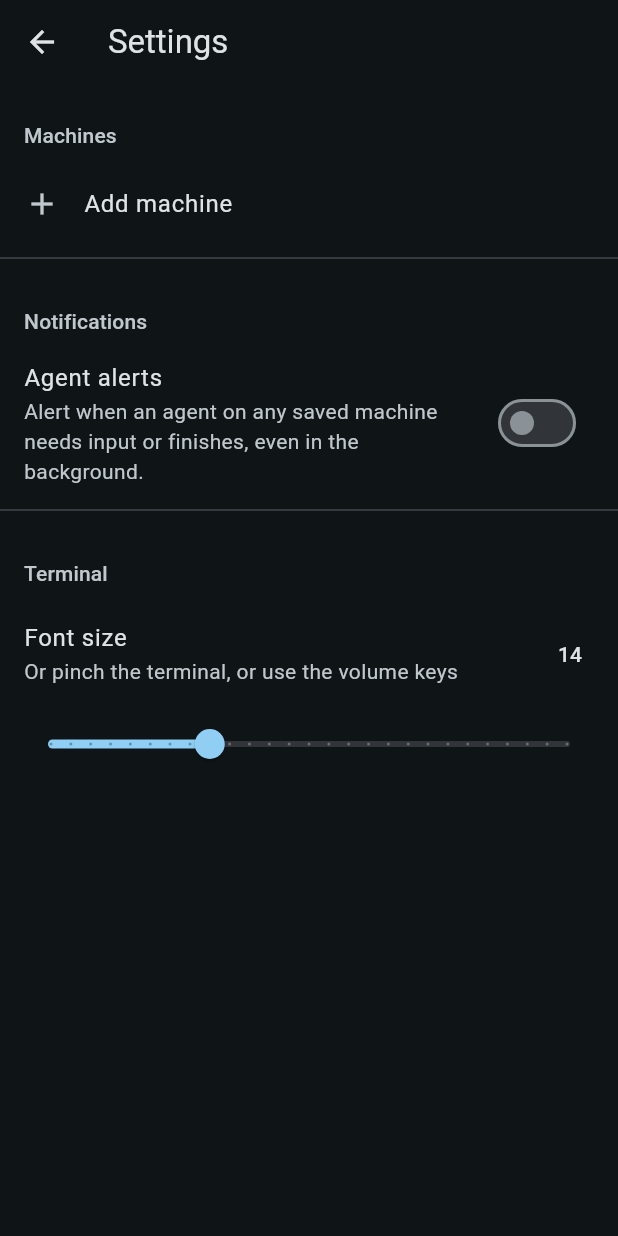
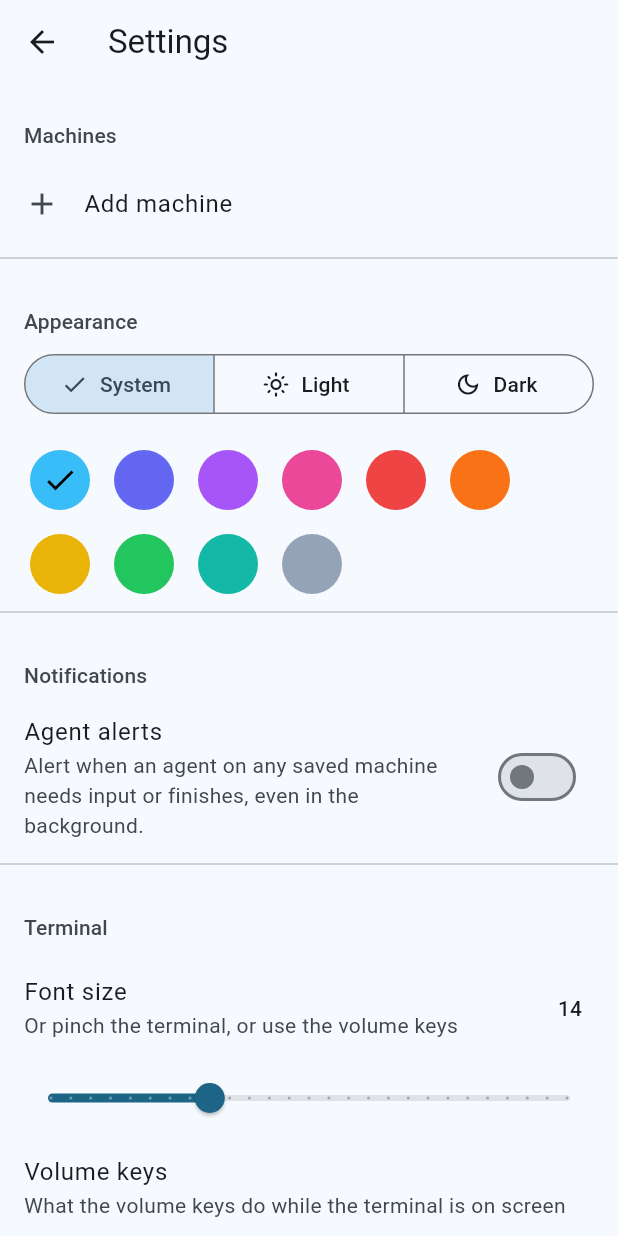
Before and after one commit to XicuM/herdr-mobile, a Flutter app: the TerminalScreen screen opened directly with empty values, in the side drawer, after a tap on the "keyboard" icon, on a phone screen of 412 x 824 dp. Run offline on Flutter 3.47's test engine with Material 3 defaults, Android fonts, the phone set to English and light mode, and no system bars; our stand-ins replace shared_preferences; missing offline and left inert: xterm; accounts and stored records are empty; statements that could not run were skipped.

Commit message:
Light/dark theme and accent colour, volume keys as arrows
Settings picks light/dark/system and an accent colour for the Material
scheme, and what the volume keys do: font size, ↑/↓, or system volume.
The agents button hides while the control keys show.

Co-Authored-By: Claude Opus 5.5 (1M context) <noreply@anthropic.com>

```diff
--- a/app/lib/main.dart
+++ b/app/lib/main.dart
@@ -10,7 +10,11 @@ void main() async {
 
   final client = HerdrClientService();
   client.setFontSize(prefs.getDouble('terminal_font_size') ?? 14);
+  final seed = prefs.getInt('theme_seed');
+  if (seed != null) client.setSeed(Color(seed));
+  client.setBrightness(Brightness.values.asNameMap()[prefs.getString('theme_mode')]);
   client.setKeyBar(prefs.getBool('show_keys') ?? false);
+  client.setVolumeKeys(VolumeKeys.values.asNameMap()[prefs.getString('volume_keys')] ?? VolumeKeys.fontSize);
   client.setMutedPanes(prefs.getStringList('muted_panes') ?? []);
   client.setMachines(
     prefs.getStringList('herdr_machines') ?? [],
@@ -34,17 +38,27 @@ class HerdrMobileApp extends StatelessWidget {
 
   @override
   Widget build(BuildContext context) {
-    final scheme = ColorScheme.fromSeed(seedColor: const Color(0xFF38BDF8), brightness: Brightness.dark);
-    return MaterialApp(
-      title: 'Herdr Mobile',
-      debugShowCheckedModeBanner: false,
-      // Material 3 throughout: colors come from the scheme's roles and text from its type scale. Only the
-      // terminal uses the mono font.
-      theme: ThemeData(
-        colorScheme: scheme,
-        bottomSheetTheme: const BottomSheetThemeData(showDragHandle: true),
+    // Material 3 throughout: colors come from the scheme's roles and text from its type scale. Only the
+    // terminal uses the mono font.
+    ThemeData theme(Brightness brightness) => ThemeData(
+          colorScheme: ColorScheme.fromSeed(seedColor: client.seed, brightness: brightness),
+          bottomSheetTheme: const BottomSheetThemeData(showDragHandle: true),
+        );
+    return ListenableBuilder(
+      listenable: client,
+      builder: (_, home) => MaterialApp(
+        title: 'Herdr Mobile',
+        debugShowCheckedModeBanner: false,
+        theme: theme(Brightness.light),
+        darkTheme: theme(Brightness.dark),
+        themeMode: switch (client.brightness) {
+          Brightness.light => ThemeMode.light,
+          Brightness.dark => ThemeMode.dark,
+          null => ThemeMode.system,
+        },
+        home: home,
       ),
-      home: TerminalScreen(client: client),
+      child: TerminalScreen(client: client),
     );
   }
 }
--- a/app/lib/services/herdr_client.dart
+++ b/app/lib/services/herdr_client.dart
@@ -7,6 +7,9 @@ import 'package:web_socket_channel/web_socket_channel.dart';
 import 'package:http/http.dart' as http;
 import 'package:shared_preferences/shared_preferences.dart';
 import '../models/session.dart';
+
+/// What the volume keys do on the terminal screen; [volume] leaves them to the system.
+enum VolumeKeys { fontSize, arrows, volume }
 
 /// One machine's `/ws/session` link, its last snapshot, and the pane last viewed on it.
 class _Conn {
@@ -28,6 +31,8 @@ class HerdrClientService extends ChangeNotifier {
   String _host = '127.0.0.1';
   int _port = 7788;
   double _fontSize = 14;
+  Color _seed = const Color(0xFF38BDF8);
+  Brightness? _brightness;
   List<String> _machines = [];
   Map<String, String> _names = {};
 
@@ -38,6 +43,7 @@ class HerdrClientService extends ChangeNotifier {
   /// Panes that never raise an alert, as `host:port/pane_id`.
   Set<String> _muted = {};
   bool _keyBar = false;
+  VolumeKeys _volumeKeys = VolumeKeys.fontSize;
   bool _started = false;
   bool _disposed = false;
   final _conns = <String, _Conn>{};
@@ -76,6 +82,12 @@ class HerdrClientService extends ChangeNotifier {
   String? get selectedPaneId => _conns[machine]?.selectedPaneId;
   PaneModel? get selectedPane => snapshot?.panes.where((p) => p.id == selectedPaneId).firstOrNull;
   double get fontSize => _fontSize;
+
+  /// The app's accent colour, the seed of its Material colour scheme.
+  Color get seed => _seed;
+
+  /// Light or dark; null follows the system.
+  Brightness? get brightness => _brightness;
 
   bool isConnected(String m) => _conns[m]?.connected ?? false;
 
@@ -136,6 +148,14 @@ class HerdrClientService extends ChangeNotifier {
   void setKeyBar(bool on) {
     _keyBar = on;
     SharedPreferences.getInstance().then((p) => p.setBool('show_keys', on));
+    notifyListeners();
+  }
+
+  VolumeKeys get volumeKeys => _volumeKeys;
+
+  void setVolumeKeys(VolumeKeys v) {
+    _volumeKeys = v;
+    SharedPreferences.getInstance().then((p) => p.setString('volume_keys', v.name));
     notifyListeners();
   }
 
@@ -234,6 +254,19 @@ class HerdrClientService extends ChangeNotifier {
     _fontSize = clamped;
     notifyListeners();
     SharedPreferences.getInstance().then((p) => p.setDouble('terminal_font_size', clamped));
+  }
+
+  void setSeed(Color seed) {
+    _seed = seed;
+    notifyListeners();
+    SharedPreferences.getInstance().then((p) => p.setInt('theme_seed', seed.value));
+  }
+
+  void setBrightness(Brightness? brightness) {
+    _brightness = brightness;
+    notifyListeners();
+    SharedPreferences.getInstance()
+        .then((p) => brightness == null ? p.remove('theme_mode') : p.setString('theme_mode', brightness.name));
   }
 
   void _setActive(String host, int port) {
--- a/app/lib/ui/screens/settings_screen.dart
+++ b/app/lib/ui/screens/settings_screen.dart
@@ -12,6 +12,20 @@ class SettingsScreen extends StatefulWidget {
 }
 
 class _SettingsScreenState extends State<SettingsScreen> {
+  /// Accent colours to pick from; the first is the default.
+  static const _seeds = [
+    Color(0xFF38BDF8), // sky
+    Color(0xFF6366F1), // indigo
+    Color(0xFFA855F7), // purple
+    Color(0xFFEC4899), // pink
+    Color(0xFFEF4444), // red
+    Color(0xFFF97316), // orange
+    Color(0xFFEAB308), // yellow
+    Color(0xFF22C55E), // green
+    Color(0xFF14B8A6), // teal
+    Color(0xFF94A3B8), // slate
+  ];
+
   /// Takes `host`, `host:port`, an IPv6 address (bare or `[addr]:port`) or a pasted URL; the port defaults
   /// to the bridge's 7788. An IPv6 host keeps its brackets, which `host:port` URLs need.
   static (String, int) _parseAddress(String text) {
@@ -119,6 +133,35 @@ class _SettingsScreenState extends State<SettingsScreen> {
             onTap: _machineDialog,
           ),
           const Divider(),
+          section('Appearance'),
+          Padding(
+            padding: const EdgeInsets.symmetric(horizontal: 16),
+            child: SegmentedButton<Brightness?>(
+              segments: const [
+                ButtonSegment(value: null, label: Text('System'), icon: Icon(Icons.brightness_auto_outlined)),
+                ButtonSegment(value: Brightness.light, label: Text('Light'), icon: Icon(Icons.light_mode_outlined)),
+                ButtonSegment(value: Brightness.dark, label: Text('Dark'), icon: Icon(Icons.dark_mode_outlined)),
+              ],
+              selected: {client.brightness},
+              onSelectionChanged: (s) => setState(() => client.setBrightness(s.first)),
+            ),
+          ),
+          Padding(
+            padding: const EdgeInsets.fromLTRB(16, 16, 16, 0),
+            child: Wrap(
+              spacing: 8,
+              runSpacing: 8,
+              children: [
+                for (final color in _seeds)
+                  IconButton.filled(
+                    style: IconButton.styleFrom(backgroundColor: color),
+                    icon: Icon(Icons.check, color: color == client.seed ? Colors.black : Colors.transparent),
+                    onPressed: () => setState(() => client.setSeed(color)),
+                  ),
+              ],
+            ),
+          ),
+          const Divider(),
           section('Notifications'),
           SwitchListTile(
             title: const Text('Agent alerts'),
@@ -131,7 +174,9 @@ class _SettingsScreenState extends State<SettingsScreen> {
           section('Terminal'),
           ListTile(
             title: const Text('Font size'),
-            subtitle: const Text('Or pinch the terminal, or use the volume keys'),
+            subtitle: Text(client.volumeKeys == VolumeKeys.fontSize
+                ? 'Or pinch the terminal, or use the volume keys'
+                : 'Or pinch the terminal'),
             trailing: Text('${client.fontSize.round()}', style: Theme.of(context).textTheme.labelLarge),
           ),
           Padding(
@@ -145,6 +190,23 @@ class _SettingsScreenState extends State<SettingsScreen> {
               onChanged: (v) => setState(() => client.setFontSize(v)),
             ),
           ),
+          const ListTile(
+            title: Text('Volume keys'),
+            subtitle: Text('What the volume keys do while the terminal is on screen'),
+          ),
+          Padding(
+            padding: const EdgeInsets.symmetric(horizontal: 16),
+            child: SegmentedButton<VolumeKeys>(
+              segments: const [
+                ButtonSegment(value: VolumeKeys.fontSize, label: Text('Font size'), icon: Icon(Icons.text_fields)),
+                ButtonSegment(value: VolumeKeys.arrows, label: Text('↑ / ↓'), icon: Icon(Icons.unfold_more)),
+                ButtonSegment(value: VolumeKeys.volume, label: Text('Volume'), icon: Icon(Icons.volume_up_outlined)),
+              ],
+              selected: {client.volumeKeys},
+              onSelectionChanged: (s) => setState(() => client.setVolumeKeys(s.first)),
+            ),
+          ),
+          const SizedBox(height: 16),
         ],
       ),
     );
--- a/app/lib/ui/screens/terminal_screen.dart
+++ b/app/lib/ui/screens/terminal_screen.dart
@@ -112,7 +112,7 @@ class _TerminalScreenState extends State<TerminalScreen> with SingleTickerProvid
                   'the top bar; long-press one to rename or close it. Swipe the message bar sideways to go from '
                   'agent to agent. The circle right of the message box lists every agent. Type messages '
                   'in the box at the bottom, with autocorrect and voice; the history button brings back earlier '
-                  'ones. Pinch or use the volume keys to change the font size.',
+                  'ones. Pinch or use the volume keys to change the font size (Settings can make them ↑/↓ instead).',
                 )
               : Column(
                   mainAxisSize: MainAxisSize.min,
@@ -141,14 +141,20 @@ class _TerminalScreenState extends State<TerminalScreen> with SingleTickerProvid
     Navigator.push(context, MaterialPageRoute(builder: (_) => SettingsScreen(client: widget.client)));
   }
 
-  /// Volume keys zoom the terminal font while this screen is on top.
+  /// Volume keys zoom the terminal font or send ↑/↓ while this screen is on top, as set in Settings.
   bool _onHardwareKey(KeyEvent event) {
     final key = event.logicalKey;
     if (key != LogicalKeyboardKey.audioVolumeUp && key != LogicalKeyboardKey.audioVolumeDown) return false;
+    final client = widget.client;
+    if (client.volumeKeys == VolumeKeys.volume) return false;
     if (!mounted || ModalRoute.of(context)?.isCurrent != true) return false;
     if (event is! KeyUpEvent) {
-      final client = widget.client;
-      client.setFontSize(client.fontSize + (key == LogicalKeyboardKey.audioVolumeUp ? 1 : -1));
+      final up = key == LogicalKeyboardKey.audioVolumeUp;
+      if (client.volumeKeys == VolumeKeys.arrows) {
+        _key(up ? TerminalKey.arrowUp : TerminalKey.arrowDown);
+      } else {
+        client.setFontSize(client.fontSize + (up ? 1 : -1));
+      }
     }
     return true;
   }
@@ -571,12 +577,13 @@ class _TerminalScreenState extends State<TerminalScreen> with SingleTickerProvid
     final client = widget.client;
     final scheme = Theme.of(context).colorScheme;
     final background = _background ?? scheme.surface;
-    // The message bar's own buttons sit on the pane's background, which may be light: then they go dark.
-    final onBackground = ThemeData.estimateBrightnessForColor(background) == Brightness.dark
+    // The message bar's own buttons sit on the pane's background, which may be light in a dark theme or dark
+    // in a light one: then they take the inverse colour.
+    final onBackground = ThemeData.estimateBrightnessForColor(background) == scheme.brightness
         ? Theme.of(context)
         : Theme.of(context).copyWith(
-            colorScheme: scheme.copyWith(
-                onSurfaceVariant: scheme.surfaceContainerHighest, primary: scheme.surfaceContainerHighest),
+            colorScheme:
+                scheme.copyWith(onSurfaceVariant: scheme.onInverseSurface, primary: scheme.onInverseSurface),
           );
     final snapshot = client.snapshot;
     final pane = client.selectedPane;
@@ -614,7 +621,7 @@ class _TerminalScreenState extends State<TerminalScreen> with SingleTickerProvid
             if (workspace?.gitBranch != null)
               Text(
                 workspace!.gitBranch!,
-                style: Theme.of(context).textTheme.bodySmall?.copyWith(color: scheme.onSurfaceVariant),
+                style: Theme.of(context).textTheme.bodyMedium?.copyWith(color: scheme.onSurfaceVariant),
                 overflow: TextOverflow.ellipsis,
               ),
           ],
@@ -931,7 +938,8 @@ class _TerminalScreenState extends State<TerminalScreen> with SingleTickerProvid
                                 ),
                               ),
                       ),
-                      Theme(data: onBackground, child: AgentsButton(client: client)),
+                      // The control keys take its room.
+                      if (!client.keyBar) Theme(data: onBackground, child: AgentsButton(client: client)),
                     ],
                   ),
                 ),
--- a/app/lib/ui/widgets/agent_sheet.dart
+++ b/app/lib/ui/widgets/agent_sheet.dart
@@ -51,6 +51,7 @@ void showAgentSheet(BuildContext context, HerdrClientService client) {
                           Padding(
                             padding: const EdgeInsets.symmetric(horizontal: 12),
                             child: ListTile(
+                              visualDensity: VisualDensity.compact,
                               selected: agent.paneId == client.selectedPaneId,
                               leading: StatusDot(agent.status),
                               minLeadingWidth: 8,
--- a/app/lib/ui/widgets/keyboard_accessory_bar.dart
+++ b/app/lib/ui/widgets/keyboard_accessory_bar.dart
@@ -38,7 +38,6 @@ class _KeyboardAccessoryBarState extends State<KeyboardAccessoryBar> {
     final style = FilledButton.styleFrom(
       minimumSize: const Size(0, 48),
       padding: EdgeInsets.zero,
-      textStyle: Theme.of(context).textTheme.labelMedium,
       backgroundColor: danger ? scheme.errorContainer : null,
       foregroundColor: danger ? scheme.onErrorContainer : null,
     );
@@ -47,7 +46,7 @@ class _KeyboardAccessoryBarState extends State<KeyboardAccessoryBar> {
       onTap();
     }
 
-    // Shrunk to fit when the row is narrow, beside the message box's buttons.
+    // Shrunk to fit when the row is narrow, beside the keyboard button.
     final text = FittedBox(fit: BoxFit.scaleDown, child: Text(label));
     Widget key = active
         ? FilledButton(style: style, onPressed: tap, child: text)
--- a/app/lib/ui/widgets/workspace_drawer.dart
+++ b/app/lib/ui/widgets/workspace_drawer.dart
@@ -41,6 +41,7 @@ class WorkspaceDrawer extends StatelessWidget {
           padding: const EdgeInsets.symmetric(horizontal: 12),
           child: ListTile(
             contentPadding: EdgeInsets.only(left: 16 + indent, right: 16),
+            visualDensity: VisualDensity.compact,
             selected: selected,
             leading: StatusDot(status),
             minLeadingWidth: 8,
```
Also changed, not shown: 1 other file.
